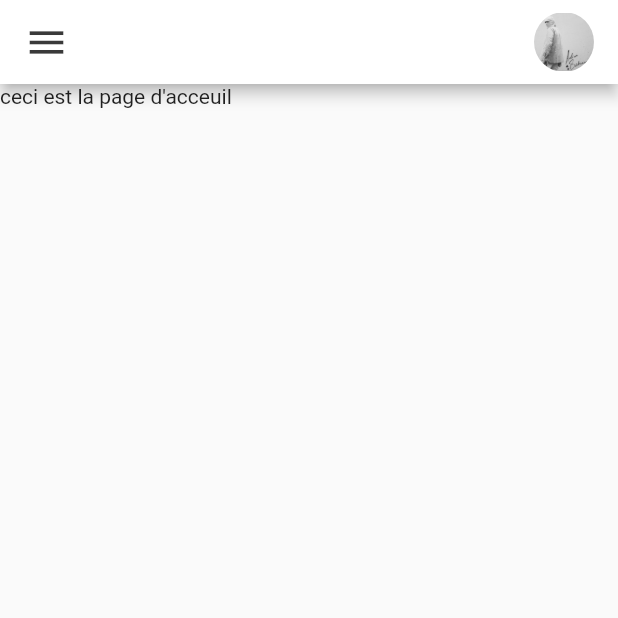
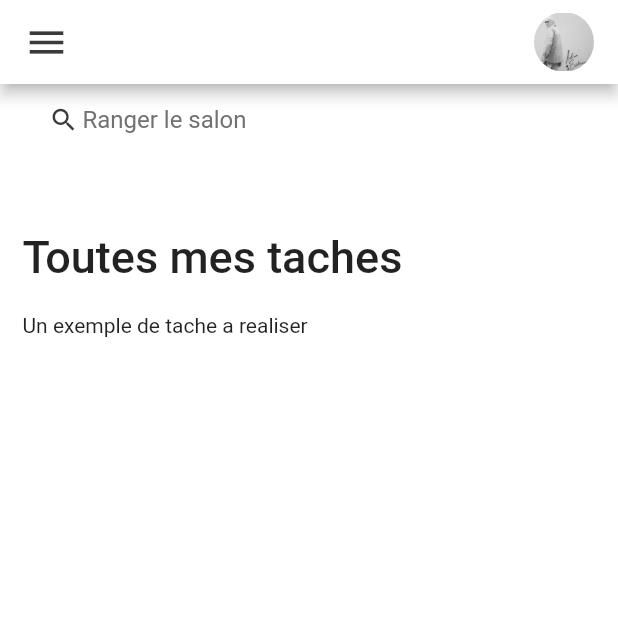
Before and after one commit to Meerwaan/todo_app, a Flutter app: the screen it shows after launch, on a phone screen of 412 x 824 dp, the top half of it. Run offline on Flutter 3.47's test engine with Material 2 defaults, Android fonts, the phone set to English and light mode, and no system bars.

Commit message:
Ajout de la bar de recherche (non fonctionnel)

```diff
--- a/lib/screens/home.dart
+++ b/lib/screens/home.dart
@@ -1,11 +1,65 @@
 import 'package:flutter/material.dart';
 import 'package:todo_app/constants/colors.dart';
+
+import '../widgets/todo_item.dart';
 
 class Home extends StatelessWidget {
   @override
   Widget build(BuildContext context) {
     return Scaffold(
-      appBar: AppBar(
+      backgroundColor: tdBGcolor,
+      appBar: _buildAppBar(),
+      body: Container(
+        padding: EdgeInsets.symmetric(horizontal: 15),
+        child: Column(
+          children: [
+            searchBox(),
+            Expanded(
+              child: ListView(
+                children: [
+                  Container(
+                    margin: EdgeInsets.only(top: 50, bottom: 20),
+                    child: Text(
+                      'Toutes mes taches',
+                      style: TextStyle(
+                        fontSize: 30,
+                        fontWeight: FontWeight.w500,
+                      ),
+                    ),
+                  ),
+                  TodoItem(),
+                ],
+              ),
+            )
+          ],
+        ),
+      ),
+    );
+  }
+
+  Widget searchBox() {
+    return Container(
+      padding: EdgeInsets.symmetric(horizontal: 15),
+      decoration: BoxDecoration(
+          color: Colors.white, borderRadius: BorderRadius.circular(20)),
+      child: TextField(
+        decoration: InputDecoration(
+            contentPadding: EdgeInsets.all(0),
+            prefixIcon: Icon(
+              Icons.search,
+              color: tdBlack,
+              size: 20,
+            ),
+            prefixIconConstraints: BoxConstraints(maxHeight: 20, minWidth: 25),
+            border: InputBorder.none,
+            hintText: 'Ranger le salon',
+            hintStyle: TextStyle(color: tdGrey)),
+      ),
+    );
+  }
+
+  AppBar _buildAppBar() {
+    return AppBar(
         backgroundColor: tdBGcolor,
         title:
             Row(mainAxisAlignment: MainAxisAlignment.spaceBetween, children: [
@@ -21,10 +75,6 @@ class Home extends StatelessWidget {
                 borderRadius: BorderRadius.circular(20),
                 child: Image.asset('assets/images/albumTest.jpeg')),
           )
-          ])),
-      body: Container(
-        child: Text("ceci est la page d'acceuil"),
-      ),
-    );
+        ]));
   }
 }
--- /dev/null
+++ b/lib/widgets/todo_item.dart
@@ -0,0 +1,10 @@
+import 'package:flutter/material.dart';
+
+class TodoItem extends StatelessWidget {
+  const TodoItem({Key? key}) : super(key: key);
+
+  @override
+  Widget build(BuildContext context) {
+    return Container(child: Text('Un exemple de tache a realiser'),);
+  }
+}
```
Lines whose indentation alone changed are shown as unchanged.
